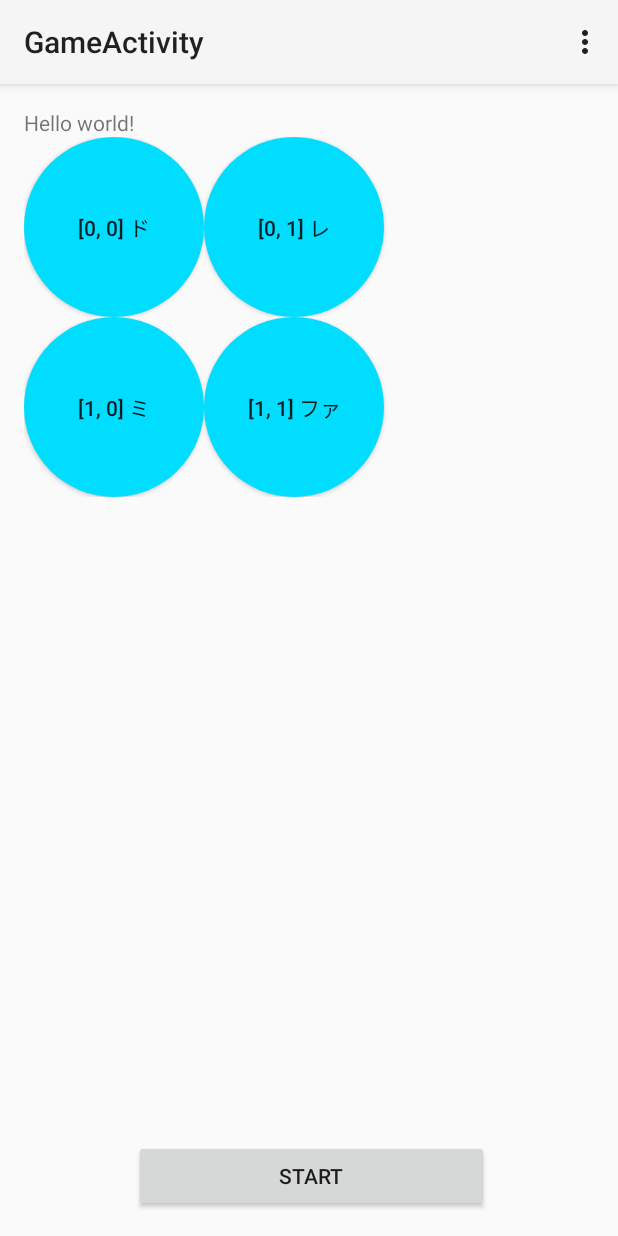
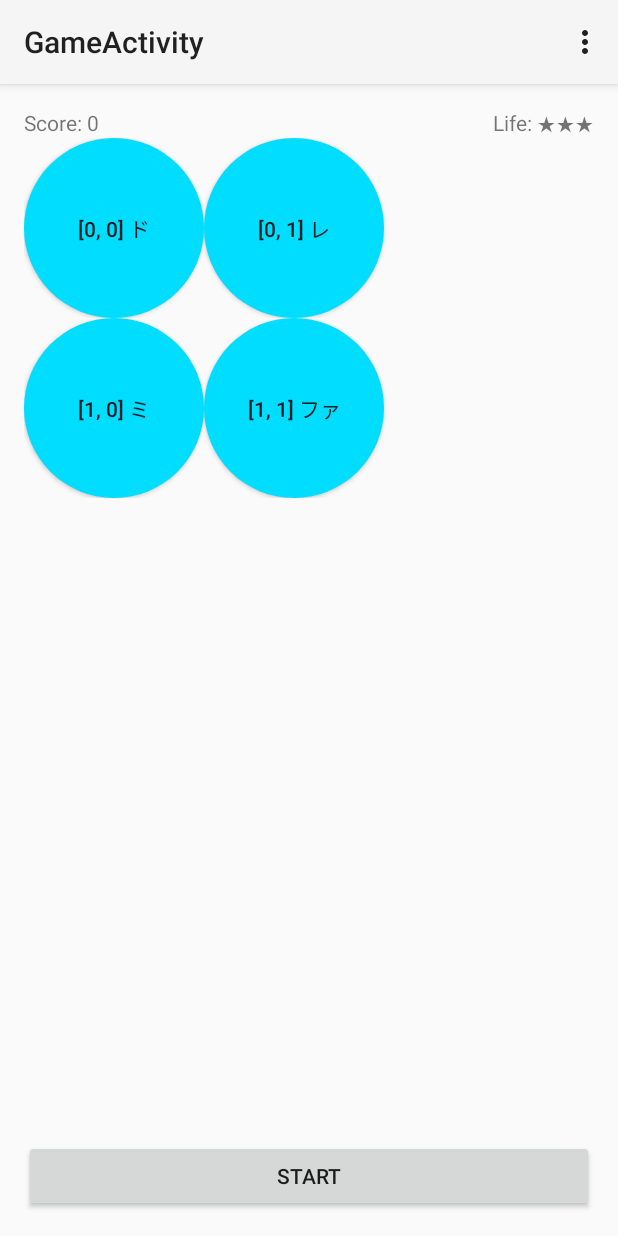
Before and after one commit to toru1055/SoundMemoryGame, an Android app: the screen it shows after launch (GameActivity), after a tap on "EASY(2X2)", on a phone screen of 412 x 824 dp. Run offline under Robolectric (Android 15) with nearby library versions, the phone set to English and light mode, and no system bars.

Commit message:
Change layout and Add LifeManager.class

```diff
--- a/app/src/main/java/jp/thotta/android/soundmemorygame/GameManager.java
+++ b/app/src/main/java/jp/thotta/android/soundmemorygame/GameManager.java
@@ -26,6 +26,7 @@ public class GameManager {
     private int fCurrentQuestionPointer = 0;
     private View fStartButton;
     private ScoreManager scoreManager;
+    private LifeManager lifeManager;
 
     private GameManager(){}
 
@@ -40,6 +41,7 @@ public class GameManager {
     public void initialize(GameActivity gameActivity) {
         this.fGameActivity = gameActivity;
         scoreManager = new ScoreManager(this.fGameActivity);
+        lifeManager = new LifeManager(this.fGameActivity);
         setStatus(STATUS_INITIALIZED);
         this.fStartButton = fGameActivity.findViewById(R.id.button_start_stop);
         resetQuestionList();
@@ -63,7 +65,7 @@ public class GameManager {
 
     public void answer(int buttonId) {
         if(fStatus == STATUS_WAIT_ANSWER) {
-            int row = (int) buttonId / fGameActivity.getRow();
+            int row = buttonId / fGameActivity.getRow();
             int column = buttonId % fGameActivity.getRow();
             Question answerForCurrentQuestion = new Question(row, column);
             Question currentQuestion = questionList.get(fCurrentQuestionPointer);
@@ -80,6 +82,7 @@ public class GameManager {
             } else {
                 fCurrentQuestionPointer = 0;
                 Toast.makeText(fGameActivity, "Incorrect! Repeat same question.", Toast.LENGTH_SHORT).show();
+                lifeManager.deleteLife();
                 repeatQuestion();
             }
         } else {
--- /dev/null
+++ b/app/src/main/java/jp/thotta/android/soundmemorygame/LifeManager.java
@@ -0,0 +1,43 @@
+package jp.thotta.android.soundmemorygame;
+
+import android.widget.TextView;
+
+/**
+ * Created by thotta on 14/11/27.
+ */
+public class LifeManager {
+    private static final int MAX_LIFE = 3;
+    private int life;
+    private GameActivity gameActivity;
+
+    public LifeManager(GameActivity gameActivity) {
+        this.gameActivity = gameActivity;
+        initialize();
+    }
+
+    public void initialize() {
+        this.life = MAX_LIFE;
+        updateView();
+    }
+
+    public void deleteLife() {
+        life--;
+        updateView();
+        if(life <= 0) {
+            // Game end
+        }
+    }
+
+    private void updateView() {
+        String lifeString = "";
+        TextView textView = (TextView) gameActivity.findViewById(R.id.text_life);
+        int i=0;
+        for(; i < life; i++) {
+            lifeString += "★";
+        }
+        for(; i < MAX_LIFE; i++) {
+            lifeString += "　";
+        }
+        textView.setText(lifeString);
+    }
+}
--- a/app/src/main/res/layout/activity_game.xml
+++ b/app/src/main/res/layout/activity_game.xml
@@ -6,29 +6,61 @@
     android:paddingBottom="@dimen/activity_vertical_margin"
     tools:context="jp.thotta.android.soundmemorygame.GameActivity">
 
-    <TextView android:text="@string/hello_world" android:layout_width="wrap_content"
-        android:layout_height="wrap_content"
-        android:id="@+id/text_score" />
-
-    <TableLayout
+    <LinearLayout
+        android:orientation="vertical"
         android:layout_width="fill_parent"
         android:layout_height="fill_parent"
-        android:id="@+id/button_table"
-        android:layout_below="@+id/text_score"
+        android:layout_alignParentBottom="true"
         android:layout_alignParentLeft="true"
-        android:layout_alignParentStart="true"
-        android:layout_above="@+id/button_start_stop">
-    </TableLayout>
+        android:layout_alignParentStart="true">
+        <RelativeLayout
+            android:orientation="horizontal"
+            android:layout_width="fill_parent"
+            android:layout_height="wrap_content"
+            android:layout_alignParentLeft="true"
+            android:layout_alignParentStart="true"
+            android:id="@+id/layout_game_info">
 
+            <TextView
+                android:layout_width="wrap_content"
+                android:layout_height="wrap_content"
+                android:text="Score: "
+                android:id="@+id/text_label_score"/>
+            <TextView
+                android:text="0"
+                android:layout_width="wrap_content"
+                android:layout_height="wrap_content"
+                android:layout_toRightOf="@+id/text_label_score"
+                android:id="@+id/text_score" />
+            <TextView
+                android:layout_width="wrap_content"
+                android:layout_height="wrap_content"
+                android:text="Life: "
+                android:layout_toLeftOf="@+id/text_life"
+                android:id="@+id/text_label_life"/>
+            <TextView
+                android:layout_width="wrap_content"
+                android:layout_height="wrap_content"
+                android:layout_alignParentRight="true"
+                android:text="★★★"
+                android:id="@+id/text_life"/>
+
+        </RelativeLayout>
+
+        <TableLayout
+            android:layout_width="fill_parent"
+            android:layout_height="fill_parent"
+            android:id="@+id/button_table"
+            android:layout_centerHorizontal="true">
+        </TableLayout>
+
+
+
+    </LinearLayout>
     <Button
-        android:layout_width="wrap_content"
+        android:layout_width="fill_parent"
         android:layout_height="wrap_content"
         android:text="Start"
         android:id="@+id/button_start_stop"
-        android:layout_toEndOf="@+id/text_score"
-        android:layout_alignParentBottom="true"
-        android:layout_alignRight="@+id/button_table"
-        android:layout_alignEnd="@+id/button_table"
-        android:layout_marginRight="70dp" />
-
+        android:layout_alignParentBottom="true"/>
 </RelativeLayout>
```
